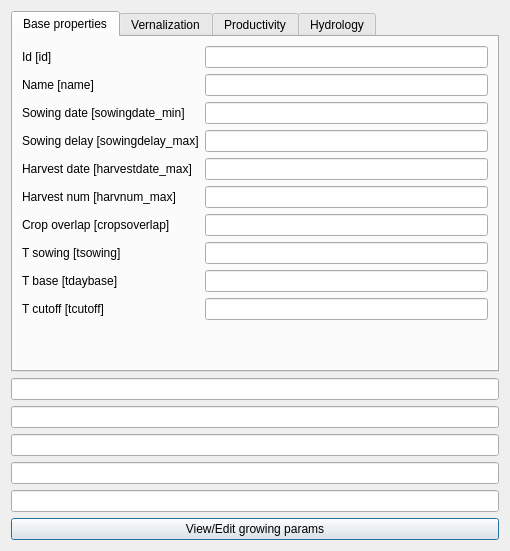
This is layerforms/crop_type_dialog.ui in rita-tools/IdrAgraTools as Qt 5 draws it before an edit. The edited form follows.
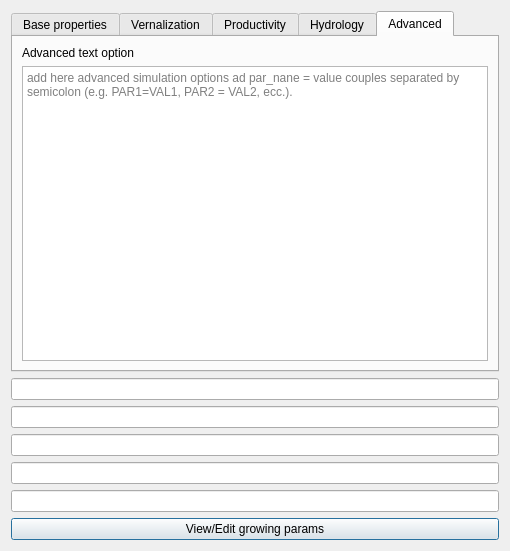
This is the edited form. The open tabs and pages were chosen to show the change.

Commit message: add advanced options support

The edit to the form file:
```diff
--- a/layerforms/crop_type_dialog.ui
+++ b/layerforms/crop_type_dialog.ui
@@ -623,6 +623,27 @@
        </item>
       </layout>
      </widget>
+     <widget class="QWidget" name="tab">
+      <attribute name="title">
+       <string>Advanced</string>
+      </attribute>
+      <layout class="QVBoxLayout" name="verticalLayout_2">
+       <item>
+        <widget class="QLabel" name="adv_opts_lbl">
+         <property name="text">
+          <string>Advanced text option</string>
+         </property>
+        </widget>
+       </item>
+       <item>
+        <widget class="QTextEdit" name="adv_opts">
+         <property name="placeholderText">
+          <string>add here advanced simulation options ad par_nane = value couples separated by semicolon (e.g. PAR1=VAL1, PAR2 = VAL2, ecc.).</string>
+         </property>
+        </widget>
+       </item>
+      </layout>
+     </widget>
     </widget>
    </item>
    <item>
```
Left out of the diff: 2 changed lines with no effect on the pictures. The commit also changes 8 other files.
